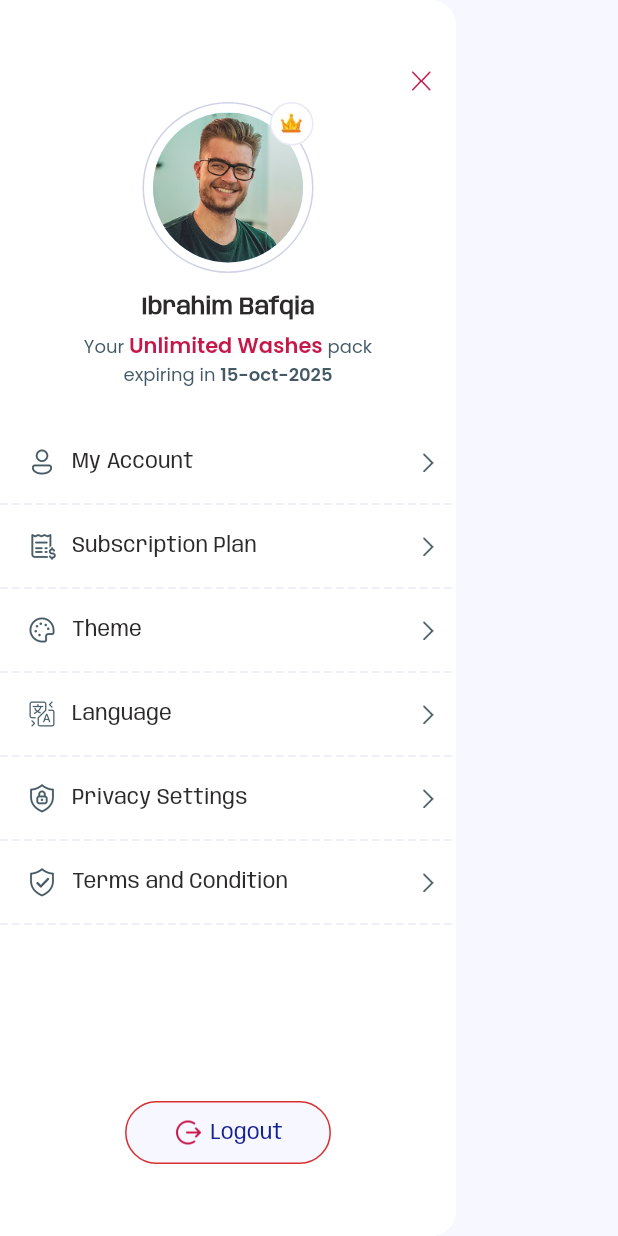
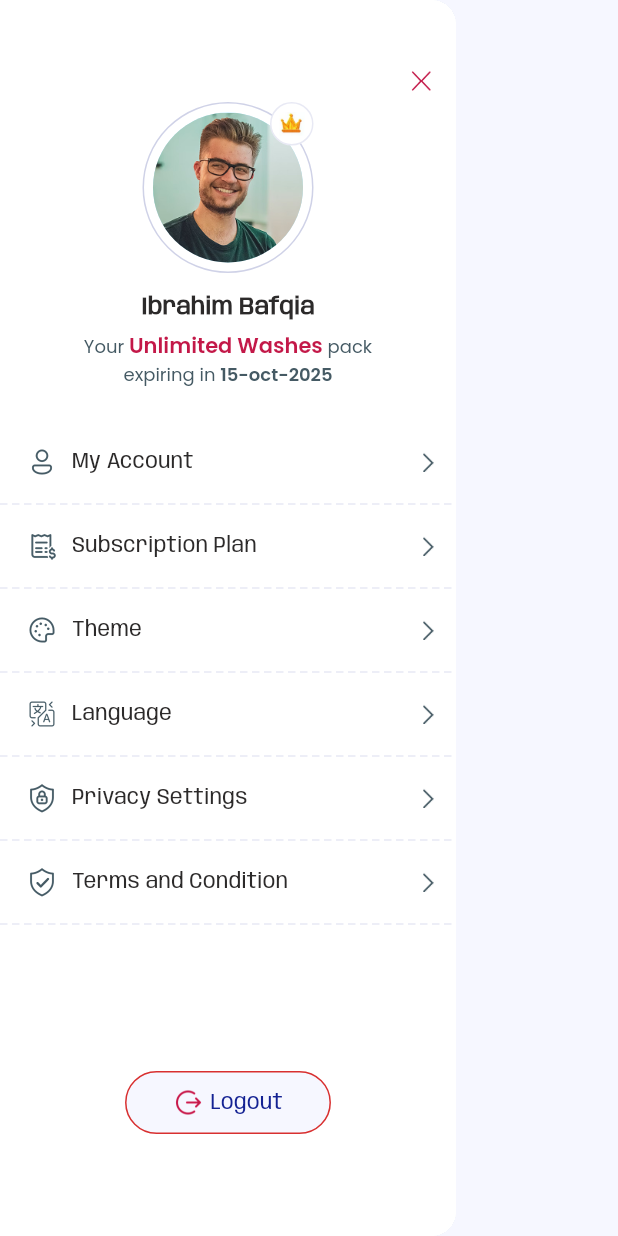
Before and after one commit to bitsandbytes2022-prog/hiwash_customer, a Flutter app: the DashboardScreen screen opened by its route, with the side drawer open, on a phone screen of 412 x 824 dp. Run offline on Flutter 3.47's test engine with Material 3 defaults, Android fonts, the phone set to English and light mode, and no system bars; drawn by our look-alikes of animated_bottom_navigation_bar; our stand-ins replace flutter_screenutil, flutter_svg, get, google_fonts, lottie and 2 more; missing offline and left inert: dart:ffi; project files that could hold a hidden picture were left out.

Commit message:
working on bug fixes

```diff
--- a/lib/featuers/auth/view/auth_widgets/bg_widget.dart
+++ b/lib/featuers/auth/view/auth_widgets/bg_widget.dart
@@ -28,7 +28,7 @@ class BgWidget extends StatelessWidget {
                 right: 16,
                 child: GestureDetector(
                   onTap: () {
-                    Get.offAllNamed(RouteStrings.signUpScreen);
+                    Get.toNamed(RouteStrings.signUpScreen);
                   },
                   child: Text("skip", style: w400_16a(color: AppColor.white)),
                 ),
--- a/lib/featuers/auth/view/forgot_password_screen.dart
+++ b/lib/featuers/auth/view/forgot_password_screen.dart
@@ -58,8 +58,9 @@ class ForgotPasswordScreen extends StatelessWidget {
               HiWashButton(
                 text: "kRecoverPassword".tr,
                 onTap: () {
-                  if (_formKey.currentState?.validate() ?? false) {
-                  Get.toNamed(RouteStrings.otpScreen);}
+                  Get.toNamed(RouteStrings.otpScreen);
+         /*         if (_formKey.currentState?.validate() ?? false) {
+                  Get.toNamed(RouteStrings.otpScreen);}*/
                 },
               ),
 
--- a/lib/featuers/auth/view/login_screen.dart
+++ b/lib/featuers/auth/view/login_screen.dart
@@ -82,12 +82,12 @@ class LoginScreen extends StatelessWidget {
               HiWashButton(
                 text: "kLogIn".tr,
                 onTap: () {
-                  //Get.offNamed(RouteStrings.dashboardScreen);
-                    if (formKey.currentState?.validate() ?? false) {
+                  Get.offNamed(RouteStrings.dashboardScreen);
+                    /*if (formKey.currentState?.validate() ?? false) {
 
 
                   Get.offNamed(RouteStrings.dashboardScreen);
-                  }
+                  }*/
                 },
               ),
               54.heightSizeBox,
--- a/lib/featuers/auth/view/welcome_screen.dart
+++ b/lib/featuers/auth/view/welcome_screen.dart
@@ -21,7 +21,10 @@ class WelcomeScreen extends StatelessWidget {
 
   @override
   Widget build(BuildContext context) {
-    return Scaffold(
+    return SafeArea(
+      bottom: true,
+      top: false,
+      child: Scaffold(
         body: Stack(
           alignment: Alignment.bottomCenter,
           children: [
@@ -162,6 +165,7 @@ class WelcomeScreen extends StatelessWidget {
             ),
           ],
         ),
+      ),
     );
   }
 }
--- a/lib/featuers/dashboard/view/dashbord_screen.dart
+++ b/lib/featuers/dashboard/view/dashbord_screen.dart
@@ -86,7 +86,10 @@ class _DashboardScreenState extends State<DashboardScreen> {
       ProfileImageView(isVisibleStack: false),
     ];
 
-    return Scaffold(
+    return SafeArea(
+      top: false,
+      bottom: true,
+      child: Scaffold(
         key: _scaffoldKey,
         drawer: _currentDrawer == 'first' ? DrawerScreen() : SecondDrawer(),
         drawerEnableOpenDragGesture: false,
@@ -230,6 +233,7 @@ class _DashboardScreenState extends State<DashboardScreen> {
                 height: 40,
                 width: 40,
                 color: AppColor.white,
+              ),
             ),
           ),
         ),
--- a/lib/featuers/profile/view/drawer_screen.dart
+++ b/lib/featuers/profile/view/drawer_screen.dart
@@ -32,7 +32,10 @@ class DrawerScreen extends StatelessWidget {
 
   @override
   Widget build(BuildContext context) {
-    return Scaffold(
+    return SafeArea(
+      bottom: true,
+      top: false,
+      child: Scaffold(
         body: Obx(() {
           return Drawer(
             child: Container(
@@ -50,6 +53,7 @@ class DrawerScreen extends StatelessWidget {
             ),
           );
         }),
+      ),
     );
   }
 
@@ -157,7 +161,7 @@ class DrawerScreen extends StatelessWidget {
             onTap: () => Get.to(TermsAndConditionScreen()),
             title: 'Terms and Condition', image: Assets.iconsIcTermscondition,
           ),
-        100.heightSizeBox,
+        80.heightSizeBox,
           GestureDetector(
             onTap: () {
               Get.offAllNamed(RouteStrings.loginScreen);
@@ -179,7 +183,7 @@ class DrawerScreen extends StatelessWidget {
               ),
             ),
           ),
-
+          40.heightSizeBox,
         ],
       ),
     );
```
Also changed, not shown: lib/featuers/auth/view/reset_password_screen.dart (+7 -3 lines), lib/featuers/auth/view/sign_up_screen.dart (+4 -3 lines), lib/widgets/components/app_bg.dart (+6 -1 lines). Lines whose indentation alone changed are shown as unchanged.
